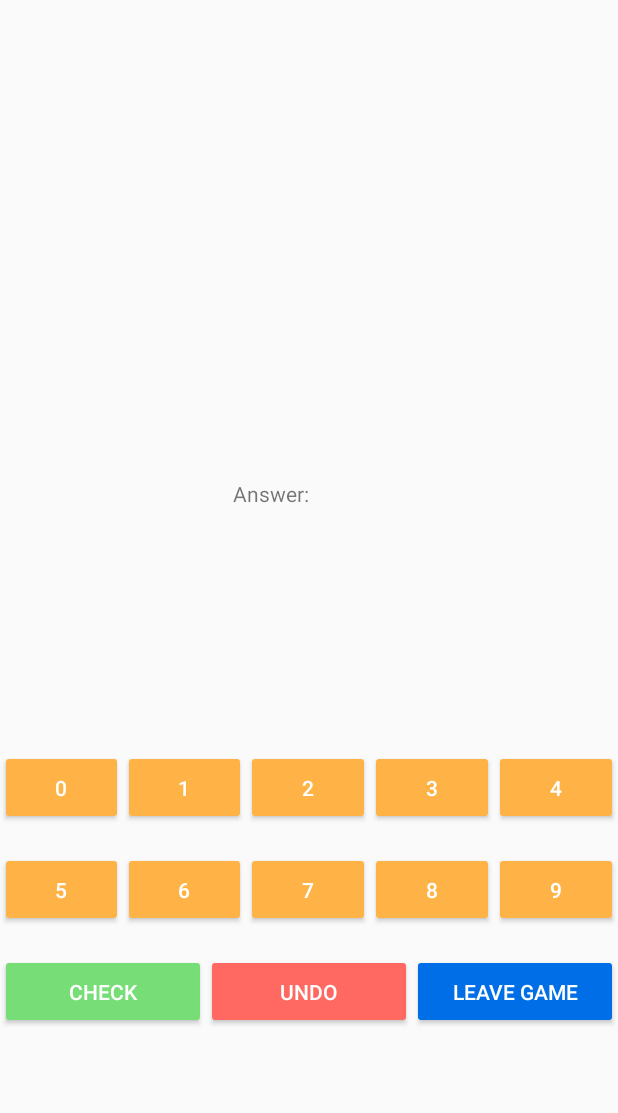
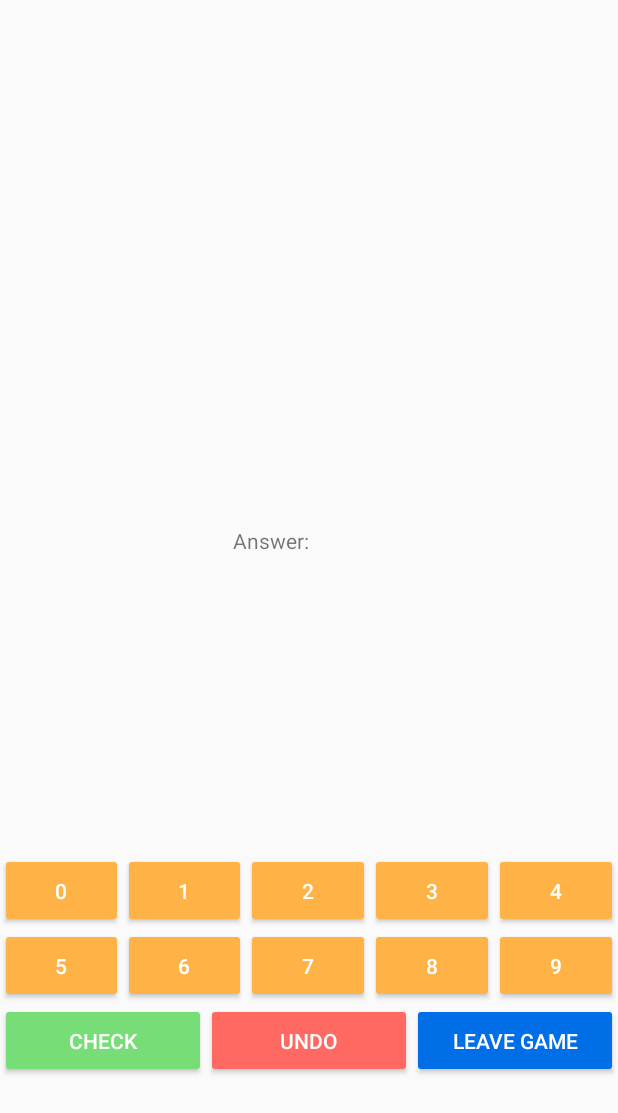
Before and after one commit to MathiasCK/mathApp, an Android app: the layout activity_main.xml on its own in the app's theme, with its tools: preview values and no code run, on a phone screen of 412 x 824 dp. Shown: the top 1113 px of the screen. Run offline under Robolectric (Android 15) with nearby library versions, the phone set to English and light mode, and no system bars.

Commit message:
Make game main page responsive

```diff
--- a/app/src/main/res/layout/activity_main.xml
+++ b/app/src/main/res/layout/activity_main.xml
@@ -1,24 +1,22 @@
 <?xml version="1.0" encoding="utf-8"?>
-<androidx.constraintlayout.widget.ConstraintLayout xmlns:android="http://schemas.android.com/apk/res/android"
-    xmlns:app="http://schemas.android.com/apk/res-auto"
+<LinearLayout xmlns:android="http://schemas.android.com/apk/res/android"
     android:layout_width="match_parent"
-    android:layout_height="match_parent">
+    android:layout_height="match_parent"
+    android:gravity="center"
+    android:orientation="vertical">
 
     <LinearLayout
-        android:id="@+id/linearLayout2"
+        android:layout_weight="1"
         android:layout_width="match_parent"
-        android:layout_height="100dp"
-        android:layout_marginBottom="400dp"
+        android:layout_height="wrap_content"
+        android:layout_marginTop="16dp"
+        android:layout_marginBottom="8dp"
         android:gravity="center_vertical"
-        android:orientation="horizontal"
-        app:layout_constraintBottom_toTopOf="@+id/linearLayout"
-        app:layout_constraintEnd_toEndOf="parent"
-        app:layout_constraintStart_toStartOf="parent"
-        app:layout_constraintTop_toTopOf="parent">
+        android:orientation="horizontal">
 
         <View
             android:layout_width="0dp"
-            android:layout_height="wrap_content"
+            android:layout_height="match_parent"
             android:layout_weight="1" />
 
         <TextView
@@ -28,7 +26,7 @@
 
         <View
             android:layout_width="0dp"
-            android:layout_height="wrap_content"
+            android:layout_height="match_parent"
             android:layout_weight="1" />
 
         <TextView
@@ -38,21 +36,18 @@
 
         <View
             android:layout_width="0dp"
-            android:layout_height="wrap_content"
+            android:layout_height="match_parent"
             android:layout_weight="1" />
     </LinearLayout>
 
     <LinearLayout
+        android:layout_weight="1"
         android:layout_width="match_parent"
-        android:layout_height="100dp"
-        android:layout_marginTop="165dp"
-        android:layout_marginBottom="135dp"
-        android:orientation="vertical"
+        android:layout_height="wrap_content"
+        android:layout_marginTop="8dp"
+        android:layout_marginBottom="8dp"
         android:gravity="center"
-        app:layout_constraintBottom_toTopOf="@+id/linearLayout"
-        app:layout_constraintEnd_toEndOf="parent"
-        app:layout_constraintStart_toStartOf="parent"
-        app:layout_constraintTop_toBottomOf="@+id/linearLayout2">
+        android:orientation="vertical">
 
         <TextView
             android:id="@+id/txt_equation"
@@ -62,7 +57,7 @@
 
         <LinearLayout
             android:layout_width="match_parent"
-            android:layout_height="match_parent"
+            android:layout_height="wrap_content"
             android:gravity="center_vertical"
             android:orientation="horizontal">
 
@@ -82,29 +77,25 @@
                 android:gravity="left"
                 android:textSize="20sp" />
         </LinearLayout>
-
-
     </LinearLayout>
 
     <LinearLayout
-        android:id="@+id/linearLayout"
+        android:layout_weight="1"
         android:layout_width="match_parent"
-        android:layout_height="match_parent"
-        android:layout_marginTop="500dp"
-        android:orientation="vertical"
-        app:layout_constraintBottom_toBottomOf="parent"
-        app:layout_constraintEnd_toEndOf="parent"
-        app:layout_constraintStart_toStartOf="parent"
-        app:layout_constraintTop_toTopOf="parent">
+        android:layout_height="wrap_content"
+        android:layout_marginTop="8dp"
+        android:layout_marginBottom="16dp"
+        android:gravity="center"
+        android:orientation="vertical">
 
         <LinearLayout
             android:layout_width="match_parent"
-            android:layout_height="68dp"
+            android:layout_height="wrap_content"
             android:orientation="horizontal">
 
             <Button
                 android:id="@+id/button_main_0"
-                android:layout_width="50dp"
+                android:layout_width="0dp"
                 android:layout_height="50dp"
                 android:layout_weight="1"
                 android:backgroundTint="@color/orange"
@@ -113,7 +104,7 @@
 
             <Button
                 android:id="@+id/button_main_1"
-                android:layout_width="50dp"
+                android:layout_width="0dp"
                 android:layout_height="50dp"
                 android:layout_weight="1"
                 android:backgroundTint="@color/orange"
@@ -122,7 +113,7 @@
 
             <Button
                 android:id="@+id/button_main_2"
-                android:layout_width="50dp"
+                android:layout_width="0dp"
                 android:layout_height="50dp"
                 android:layout_weight="1"
                 android:backgroundTint="@color/orange"
@@ -131,7 +122,7 @@
 
             <Button
                 android:id="@+id/button_main_3"
-                android:layout_width="50dp"
+                android:layout_width="0dp"
                 android:layout_height="50dp"
                 android:layout_weight="1"
                 android:backgroundTint="@color/orange"
@@ -140,7 +131,7 @@
 
             <Button
                 android:id="@+id/button_main_4"
-                android:layout_width="50dp"
+                android:layout_width="0dp"
                 android:layout_height="50dp"
                 android:layout_weight="1"
                 android:backgroundTint="@color/orange"
@@ -150,12 +141,12 @@
 
         <LinearLayout
             android:layout_width="match_parent"
-            android:layout_height="68dp"
+            android:layout_height="wrap_content"
             android:orientation="horizontal">
 
             <Button
                 android:id="@+id/button_main_5"
-                android:layout_width="50dp"
+                android:layout_width="0dp"
                 android:layout_height="50dp"
                 android:layout_weight="1"
                 android:backgroundTint="@color/orange"
@@ -164,7 +155,7 @@
 
             <Button
                 android:id="@+id/button_main_6"
-                android:layout_width="50dp"
+                android:layout_width="0dp"
                 android:layout_height="50dp"
                 android:layout_weight="1"
                 android:backgroundTint="@color/orange"
@@ -173,7 +164,7 @@
 
             <Button
                 android:id="@+id/button_main_7"
-                android:layout_width="50dp"
+                android:layout_width="0dp"
                 android:layout_height="50dp"
                 android:layout_weight="1"
                 android:backgroundTint="@color/orange"
@@ -182,7 +173,7 @@
 
             <Button
                 android:id="@+id/button_main_8"
-                android:layout_width="50dp"
+                android:layout_width="0dp"
                 android:layout_height="50dp"
                 android:layout_weight="1"
                 android:backgroundTint="@color/orange"
@@ -191,7 +182,7 @@
 
             <Button
                 android:id="@+id/button_main_9"
-                android:layout_width="50dp"
+                android:layout_width="0dp"
                 android:layout_height="50dp"
                 android:layout_weight="1"
                 android:backgroundTint="@color/orange"
@@ -201,12 +192,12 @@
 
         <LinearLayout
             android:layout_width="match_parent"
-            android:layout_height="68dp"
+            android:layout_height="wrap_content"
             android:orientation="horizontal">
 
             <Button
                 android:id="@+id/button_check"
-                android:layout_width="50dp"
+                android:layout_width="0dp"
                 android:layout_height="50dp"
                 android:layout_weight="1"
                 android:backgroundTint="@color/green"
@@ -215,7 +206,7 @@
 
             <Button
                 android:id="@+id/button_undo"
-                android:layout_width="50dp"
+                android:layout_width="0dp"
                 android:layout_height="50dp"
                 android:layout_weight="1"
                 android:backgroundTint="@color/red"
@@ -224,15 +215,12 @@
 
             <Button
                 android:id="@+id/button_leave"
-                android:layout_width="50dp"
+                android:layout_width="0dp"
                 android:layout_height="50dp"
                 android:layout_weight="1"
                 android:backgroundTint="@color/blue_200"
                 android:text="@string/leave"
                 android:textColor="@color/white" />
         </LinearLayout>
-
-
     </LinearLayout>
-
-</androidx.constraintlayout.widget.ConstraintLayout>
+</LinearLayout>
```
